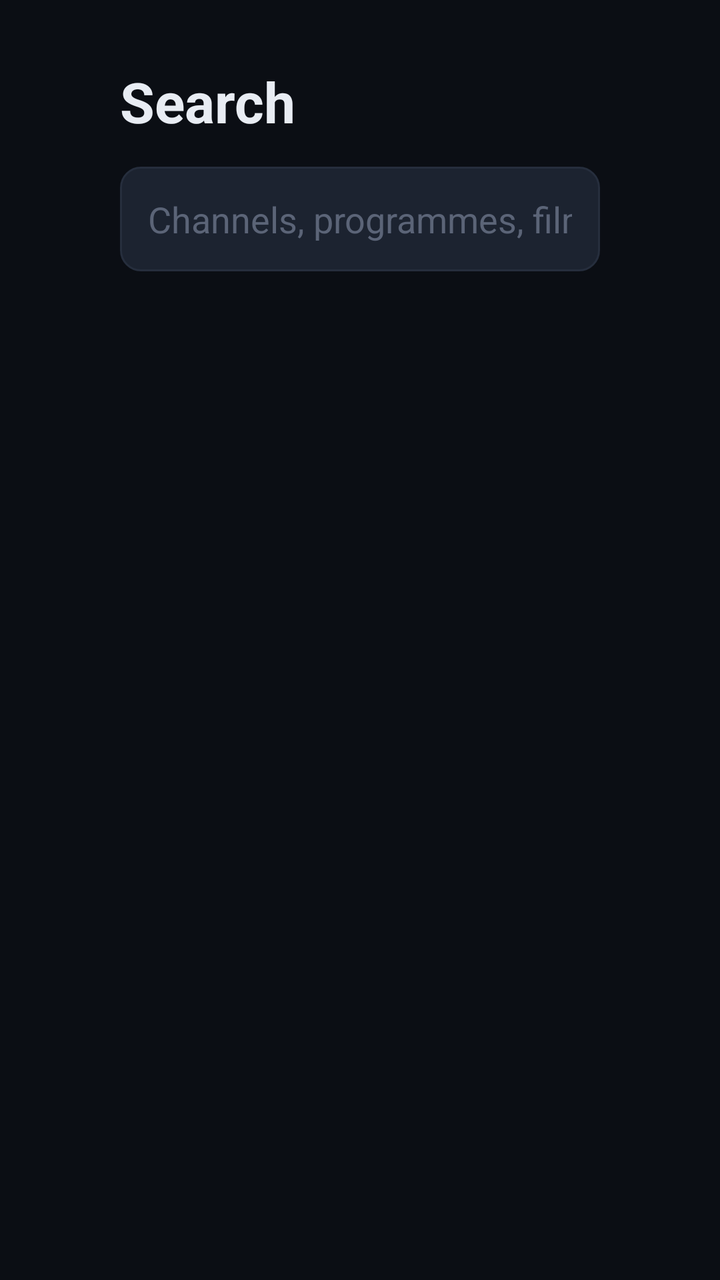
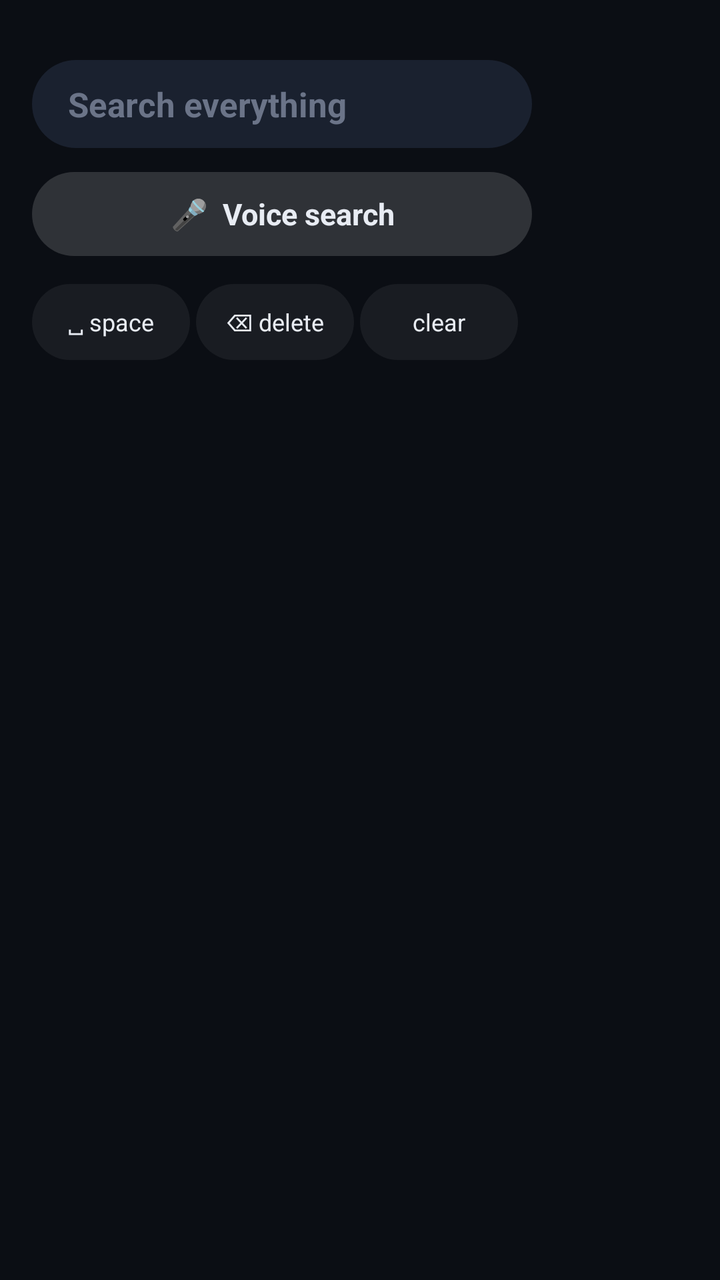

Two renders of the same Android screen: before a commit and after it. Below are the layout's source before the change and the commit's diff.
<!-- AndroidManifest.xml: application theme Theme.Dingus -->
<!-- res/layout/activity_search.xml -->
<?xml version="1.0" encoding="utf-8"?>
<LinearLayout xmlns:android="http://schemas.android.com/apk/res/android"
    android:layout_width="match_parent" android:layout_height="match_parent" android:orientation="vertical"
    android:background="?attr/dBg" android:paddingStart="60dp" android:paddingEnd="60dp" android:paddingTop="32dp">
    <TextView android:layout_width="wrap_content" android:layout_height="wrap_content"
        android:text="Search" android:textSize="28sp" android:textStyle="bold" android:textColor="?attr/dText" />
    <EditText android:id="@+id/query" style="@style/Field" android:layout_marginTop="14dp"
        android:hint="Channels, programmes, films and shows" android:inputType="text" android:imeOptions="actionSearch" />
    <TextView android:id="@+id/status" android:layout_width="match_parent" android:layout_height="wrap_content"
        android:layout_marginTop="10dp" android:textSize="14sp" android:textColor="?attr/dMuted" />
    <androidx.recyclerview.widget.RecyclerView android:id="@+id/results"
        android:layout_width="match_parent" android:layout_height="0dp" android:layout_weight="1"
        android:layout_marginTop="6dp" android:clipToPadding="false" android:paddingBottom="30dp"
        android:scrollbars="none" android:descendantFocusability="afterDescendants" />
</LinearLayout>
<!-- resources referenced by this layout -->
<resources>
  <style name="Field">
          <item name="android:layout_width">match_parent</item>
          <item name="android:layout_height">wrap_content</item>
          <item name="android:background">@drawable/field_bg</item>
          <item name="android:padding">14dp</item>
          <item name="android:textSize">18sp</item>
          <item name="android:textColor">?attr/dText</item>
          <item name="android:textColorHint">#5B6477</item>
          <item name="android:singleLine">true</item>
          <item name="android:imeOptions">actionNext</item>
      </style>
  <style name="Theme.Dingus" parent="android:Theme.Material.NoActionBar">
          <item name="android:windowBackground">?attr/dBg</item>
          <item name="android:colorAccent">?attr/dAccent</item>
          <item name="android:colorPrimary">?attr/dSurface</item>
          <item name="android:colorPrimaryDark">?attr/dBg</item>
          <item name="android:textColor">?attr/dText</item>
          <item name="android:textColorPrimary">?attr/dText</item>
          <item name="android:textColorSecondary">?attr/dMuted</item>
          <item name="android:windowContentOverlay">@null</item>
          
          <item name="dBg">#0B0E14</item>
          <item name="dSurface">#141923</item>
          <item name="dSurface2">#1C2330</item>
          <item name="dLine">#262E3D</item>
          <item name="dText">#E8ECF3</item>
          <item name="dMuted">#8B94A7</item>
          <item name="dAiring">#1A2130</item>
          <item name="dPast">#10141C</item>
          <item name="dAccent">#3B82F6</item>
          <item name="dAccentSoft">#263B82F6</item>
      </style>
  <!-- drawable field_bg (drawable) -->
  <?xml version="1.0" encoding="utf-8"?>
  <selector xmlns:android="http://schemas.android.com/apk/res/android">
      <item android:state_focused="true">
          <shape><solid android:color="?attr/dSurface2" /><corners android:radius="10dp" />
              <stroke android:width="2dp" android:color="?attr/dAccent" /></shape>
      </item>
      <item><shape><solid android:color="?attr/dSurface2" /><corners android:radius="10dp" />
          <stroke android:width="1dp" android:color="?attr/dLine" /></shape></item>
  </selector>
</resources>

<!-- the commit's change to res/layout/activity_search.xml (unified diff, before → after) -->
@@ -1,15 +1,49 @@
 <?xml version="1.0" encoding="utf-8"?>
-<LinearLayout xmlns:android="http://schemas.android.com/apk/res/android"
-    android:layout_width="match_parent" android:layout_height="match_parent" android:orientation="vertical"
-    android:background="?attr/dBg" android:paddingStart="60dp" android:paddingEnd="60dp" android:paddingTop="32dp">
-    <TextView android:layout_width="wrap_content" android:layout_height="wrap_content"
-        android:text="Search" android:textSize="28sp" android:textStyle="bold" android:textColor="?attr/dText" />
-    <EditText android:id="@+id/query" style="@style/Field" android:layout_marginTop="14dp"
-        android:hint="Channels, programmes, films and shows" android:inputType="text" android:imeOptions="actionSearch" />
-    <TextView android:id="@+id/status" android:layout_width="match_parent" android:layout_height="wrap_content"
-        android:layout_marginTop="10dp" android:textSize="14sp" android:textColor="?attr/dMuted" />
-    <androidx.recyclerview.widget.RecyclerView android:id="@+id/results"
-        android:layout_width="match_parent" android:layout_height="0dp" android:layout_weight="1"
-        android:layout_marginTop="6dp" android:clipToPadding="false" android:paddingBottom="30dp"
-        android:scrollbars="none" android:descendantFocusability="afterDescendants" />
-</LinearLayout>
+<FrameLayout xmlns:android="http://schemas.android.com/apk/res/android"
+    android:layout_width="match_parent" android:layout_height="match_parent" android:background="?attr/dBg">
+    <View android:id="@+id/searchGlow" android:layout_width="match_parent" android:layout_height="match_parent" />
+    <LinearLayout android:layout_width="match_parent" android:layout_height="match_parent" android:orientation="horizontal"
+        android:paddingStart="16dp" android:paddingTop="30dp">
+        <LinearLayout android:layout_width="250dp" android:layout_height="match_parent" android:orientation="vertical">
+            <EditText android:id="@+id/query" android:layout_width="match_parent" android:layout_height="44dp"
+                android:background="@drawable/search_box" android:paddingStart="18dp" android:paddingEnd="14dp"
+                android:singleLine="true" android:textSize="17sp" android:textStyle="bold" android:textColor="?attr/dText"
+                android:textColorHint="#6B7488" android:hint="Search everything" android:inputType="text"
+                android:imeOptions="actionSearch" android:focusable="false" android:focusableInTouchMode="false" />
+            <TextView android:id="@+id/voice" android:layout_width="match_parent" android:layout_height="42dp"
+                android:layout_marginTop="12dp" android:background="@drawable/pill_btn_bg" android:focusable="true"
+                android:clickable="true" android:gravity="center" android:text="🎤  Voice search" android:textSize="15sp"
+                android:textStyle="bold" android:textColor="@color/pill_text" />
+            <GridLayout android:id="@+id/keys" android:layout_width="wrap_content" android:layout_height="wrap_content"
+                android:layout_marginTop="12dp" android:columnCount="6" />
+            <LinearLayout android:layout_width="match_parent" android:layout_height="wrap_content"
+                android:layout_marginTop="2dp" android:orientation="horizontal">
+                <TextView android:id="@+id/keySpace" style="@style/SearchKeyWide" android:text="␣ space" />
+                <TextView android:id="@+id/keyDelete" style="@style/SearchKeyWide" android:text="⌫ delete" />
+                <TextView android:id="@+id/keyClear" style="@style/SearchKeyWide" android:text="clear" />
+            </LinearLayout>
+        </LinearLayout>
+        <LinearLayout android:layout_width="0dp" android:layout_height="match_parent" android:layout_weight="1"
+            android:orientation="vertical" android:paddingStart="30dp" android:paddingEnd="48dp">
+            <TextView android:id="@+id/status" android:layout_width="match_parent" android:layout_height="wrap_content"
+                android:layout_marginTop="12dp" android:textSize="13sp" android:textColor="?attr/dMuted" />
+            <LinearLayout android:id="@+id/recentBox" android:layout_width="match_parent" android:layout_height="wrap_content"
+                android:orientation="vertical" android:visibility="gone">
+                <TextView android:layout_width="wrap_content" android:layout_height="wrap_content" android:layout_marginTop="6dp"
+                    android:text="Recent searches" android:textSize="15sp" android:textStyle="bold" android:textColor="?attr/dText" />
+                <HorizontalScrollView android:layout_width="match_parent" android:layout_height="wrap_content"
+                    android:layout_marginTop="10dp" android:scrollbars="none">
+                    <LinearLayout android:id="@+id/recent" android:layout_width="wrap_content" android:layout_height="wrap_content"
+                        android:orientation="horizontal" />
+                </HorizontalScrollView>
+            </LinearLayout>
+            <androidx.recyclerview.widget.RecyclerView android:id="@+id/results"
+                android:layout_width="match_parent" android:layout_height="0dp" android:layout_weight="1"
+                android:layout_marginTop="4dp" android:clipToPadding="false" android:paddingBottom="30dp"
+                android:scrollbars="none" android:descendantFocusability="afterDescendants" />
+        </LinearLayout>
+    </LinearLayout>
+    <TextView android:id="@+id/clock" android:layout_width="wrap_content" android:layout_height="wrap_content"
+        android:layout_gravity="top|end" android:layout_marginTop="22dp" android:layout_marginEnd="48dp"
+        android:textSize="16sp" android:textColor="?attr/dMuted" />
+</FrameLayout>
<!-- resource entries referenced after the edit -->
@@ -1,15 +1,26 @@
 <!-- resources referenced by this layout -->
 <resources>
-  <style name="Field">
-          <item name="android:layout_width">match_parent</item>
-          <item name="android:layout_height">wrap_content</item>
-          <item name="android:background">@drawable/field_bg</item>
-          <item name="android:padding">14dp</item>
-          <item name="android:textSize">18sp</item>
-          <item name="android:textColor">?attr/dText</item>
-          <item name="android:textColorHint">#5B6477</item>
-          <item name="android:singleLine">true</item>
-          <item name="android:imeOptions">actionNext</item>
+  <!-- drawable pill_btn_bg (drawable) -->
+  <?xml version="1.0" encoding="utf-8"?>
+  <selector xmlns:android="http://schemas.android.com/apk/res/android">
+      <item android:state_focused="true">
+          <shape><solid android:color="#FFFFFFFF" /><corners android:radius="24dp" /></shape>
+      </item>
+      <item android:state_activated="true">
+          <shape><solid android:color="#40FFFFFF" /><corners android:radius="24dp" /></shape>
+      </item>
+      <item><shape><solid android:color="#26FFFFFF" /><corners android:radius="24dp" /></shape></item>
+  </selector>
+  <!-- drawable search_box (drawable) -->
+  <?xml version="1.0" encoding="utf-8"?>
+  <selector xmlns:android="http://schemas.android.com/apk/res/android">
+      <item android:state_focused="true"><shape><solid android:color="#D91E2636" /><corners android:radius="22dp" />
+          <stroke android:width="2dp" android:color="#FFFFFFFF" /></shape></item>
+      <item><shape><solid android:color="#CC1E2636" /><corners android:radius="22dp" /></shape></item>
+  </selector>
+  <style name="SearchKeyWide" parent="SearchKey">
+          <item name="android:layout_width">79dp</item>
+          <item name="android:textSize">12sp</item>
       </style>
   <style name="Theme.Dingus" parent="android:Theme.Material.NoActionBar">
           <item name="android:windowBackground">?attr/dBg</item>
@@ -32,15 +43,23 @@
           <item name="dAccent">#3B82F6</item>
           <item name="dAccentSoft">#263B82F6</item>
       </style>
-  <!-- drawable field_bg (drawable) -->
+  <style name="SearchKey">
+          <item name="android:layout_width">38dp</item>
+          <item name="android:layout_height">38dp</item>
+          <item name="android:layout_marginEnd">3dp</item>
+          <item name="android:layout_marginBottom">4dp</item>
+          <item name="android:background">@drawable/search_key</item>
+          <item name="android:focusable">true</item>
+          <item name="android:clickable">true</item>
+          <item name="android:gravity">center</item>
+          <item name="android:textSize">16sp</item>
+          <item name="android:textColor">@color/pill_text</item>
+      </style>
+  <!-- drawable search_key (drawable) -->
   <?xml version="1.0" encoding="utf-8"?>
   <selector xmlns:android="http://schemas.android.com/apk/res/android">
-      <item android:state_focused="true">
-          <shape><solid android:color="?attr/dSurface2" /><corners android:radius="10dp" />
-              <stroke android:width="2dp" android:color="?attr/dAccent" /></shape>
-      </item>
-      <item><shape><solid android:color="?attr/dSurface2" /><corners android:radius="10dp" />
-          <stroke android:width="1dp" android:color="?attr/dLine" /></shape></item>
+      <item android:state_focused="true"><shape><solid android:color="#FFFFFFFF" /><corners android:radius="19dp" /></shape></item>
+      <item><shape><solid android:color="#0FFFFFFF" /><corners android:radius="19dp" /></shape></item>
   </selector>
 </resources>
 
